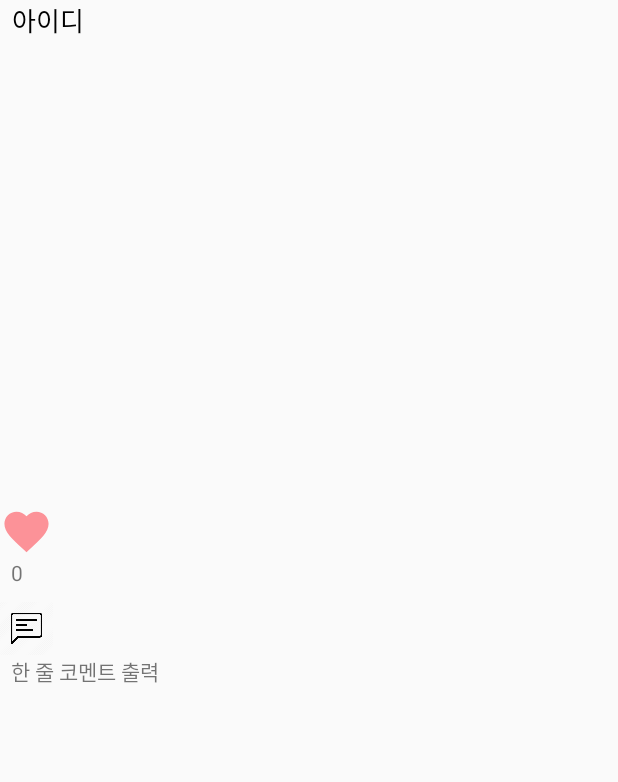
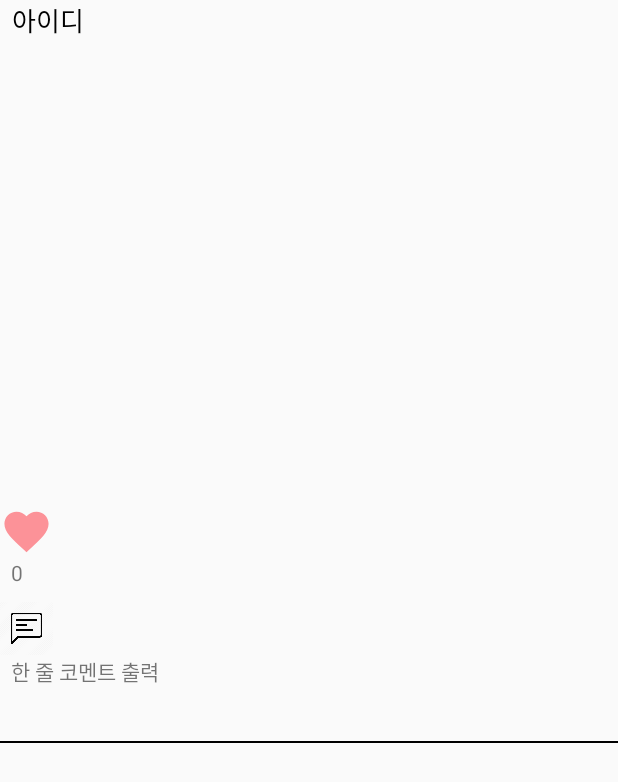
Before and after one commit to feelwjd/MyPT, an Android app: the layout activity_community_recycler.xml on its own in the app's theme, with its tools: preview values and no code run, on a phone screen of 412 x 824 dp. Shown: the top 782 px of the screen. Run offline under Robolectric (Android 15) with nearby library versions, the light colour scheme and no system bars.

Commit message:
20211031_04시21분

```diff
--- a/app/src/main/res/layout/activity_community_recycler.xml
+++ b/app/src/main/res/layout/activity_community_recycler.xml
@@ -79,4 +79,10 @@
         android:text="한 줄 코멘트 출력" />
     </LinearLayout>
 
+    <View
+        android:layout_width="match_parent"
+        android:layout_height="1dp"
+        android:background="@android:color/black">
+    </View>
+
 </LinearLayout>
```
